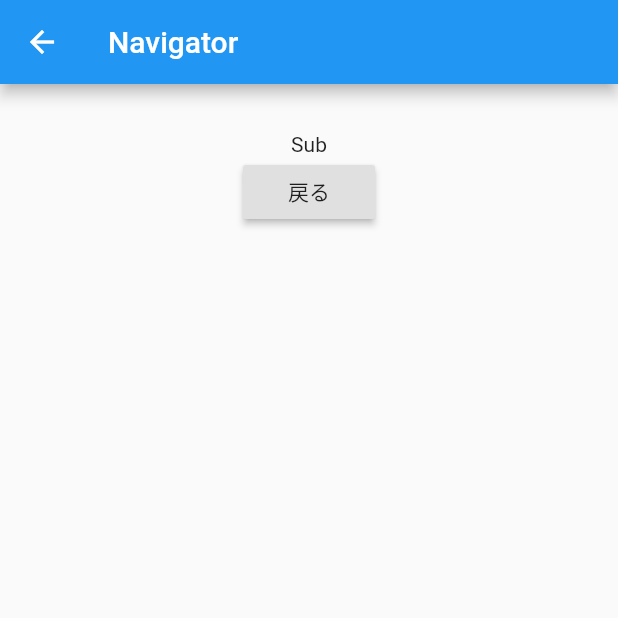
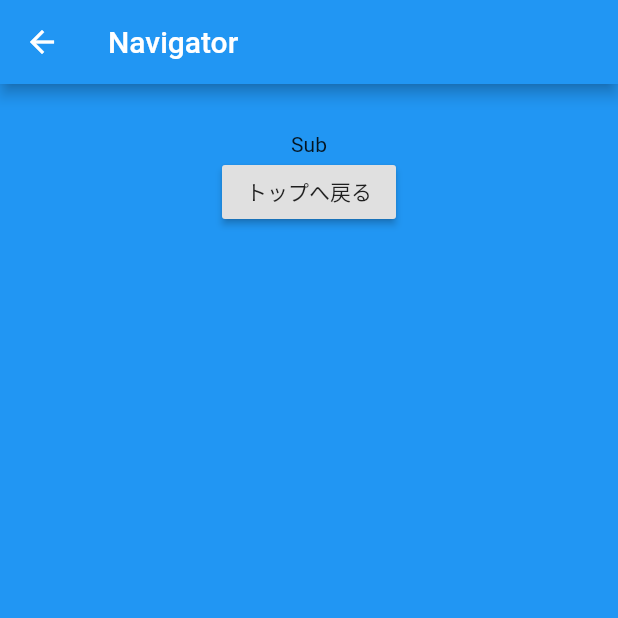
Before and after one commit to jungle379/flutter_app, a Flutter app: the screen it shows after launch, after a tap on "Subページへ", on a phone screen of 412 x 824 dp, the top half of it. Run offline on Flutter 3.47's test engine with Material 2 defaults, Android fonts, the phone set to English and light mode, and no system bars.

Commit message:
Update main.dart

```diff
--- a/lib/main.dart
+++ b/lib/main.dart
@@ -2,73 +2,6 @@ import 'package:flutter/material.dart';
 
 void main() => runApp(MyApp());
 
-// class MyApp extends StatelessWidget {
-//   @override
-//   Widget build(BuildContext context) {
-//     return MaterialApp(
-//       title: 'Stateful',
-//       home: Scaffold(
-//         appBar: AppBar(
-//           title: Text('Stateful'),
-//         ),
-//         body: Center(
-//           child: ClickGood(),
-//         ),
-//       ),
-//     );
-//   }
-// }
-//
-// class ClickGood extends StatefulWidget {
-//   @override
-//   _ClickGoodState createState() => _ClickGoodState();
-// }
-//
-// class _ClickGoodState extends State<ClickGood> {
-//   bool _active = false;
-//
-//   void _handleTap() {
-//     setState(() {
-//       _active = !_active;
-//     });
-//   }
-//
-//   Widget build(BuildContext context) {
-//     return GestureDetector(
-//         onTap: _handleTap,
-//         child: Container(
-//           child: Column(
-//               children: <Widget>[
-//                 Container(
-//                   child: Center(
-//                     child: new Icon(
-//                       Icons.thumb_up,
-//                       color: _active ? Colors.orange[700] : Colors.grey[500],
-//                       size: 100.0,
-//                     ),
-//                   ),
-//                   width: 200.0,
-//                   height: 200.0,
-//                 ),
-//                 Container(
-//                   child: Center(
-//                     child: Text(
-//                       _active ? 'Active' : 'Inactive',
-//                       style: TextStyle(fontSize: 32.0, color: Colors.white),
-//                     ),
-//                   ),
-//                   width: 200.0,
-//                   height: 50.0,
-//                   decoration: BoxDecoration(
-//                     color: _active ? Colors.orange[700] : Colors.grey[600],
-//                   ),
-//                 ),
-//               ]
-//           ),
-//         )
-//     );
-//   }
-// }
 class MyApp extends StatelessWidget {
   @override
   Widget build(BuildContext context) {
@@ -86,18 +19,20 @@ class MainPage extends StatelessWidget {
         title: new Text('Navigator'),
       ),
       body: new Container(
+        color: Colors.green,
         padding: new EdgeInsets.all(32.0),
         child: new Center(
           child: new Column(
             children: <Widget>[
-              Text('Main'),
+              Text('Main',style: TextStyle(fontWeight: FontWeight.bold,fontSize:20)),
               RaisedButton(onPressed: () => Navigator.of(context).push(MaterialPageRoute(builder: (context) {
                 return SubPage();
               })), child: new Text('Subページへ'),),
-              Text('Main1'),
+              Text('Main1',style: TextStyle(fontWeight: FontWeight.bold,color: Colors.purple,fontSize:20)),
               RaisedButton(onPressed: () => Navigator.of(context).push(MaterialPageRoute(builder: (context) {
                 return SubPage1();
-              })), child: new Text('Subページ1へ'),)
+              })), child: new Text('Subページ1へ'),),
+              Text('hoge', style: TextStyle(fontWeight: FontWeight.bold,color: Colors.red)),
             ],
           ),
         ),
@@ -114,12 +49,13 @@ class SubPage extends StatelessWidget {
         title: new Text('Navigator'),
       ),
       body: new Container(
+        color: Colors.blue,
         padding: new EdgeInsets.all(32.0),
         child: new Center(
           child: new Column(
               children: <Widget> [
                 Text('Sub'),
-                RaisedButton(onPressed: () => Navigator.of(context).pop(), child: new Text('戻る')),
+                RaisedButton(onPressed: () => Navigator.of(context).pop(), child: new Text('トップへ戻る')),
               ]
           ),
         ),
@@ -140,7 +76,7 @@ class SubPage1 extends StatelessWidget {
           child: new Column(
               children: <Widget> [
                 Text('Sub1'),
-                RaisedButton(onPressed: () => Navigator.of(context).pop(), child: new Text('戻る')),
+                RaisedButton(onPressed: () => Navigator.of(context).pop(), child: new Text('トップへ戻る')),
               ]
           ),
         ),
```
